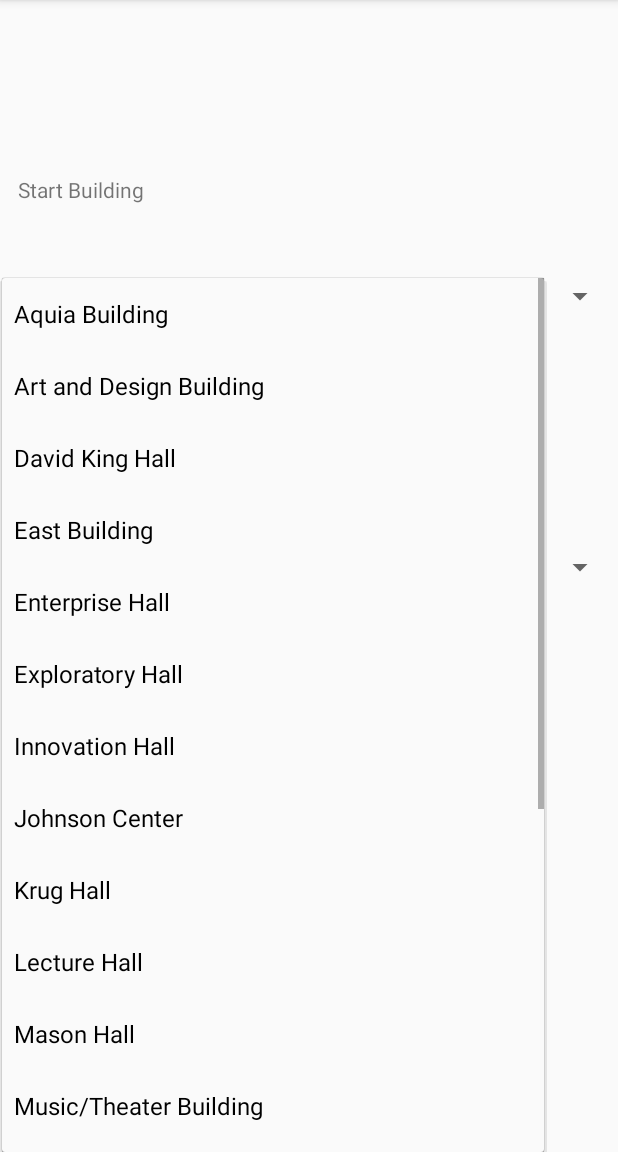
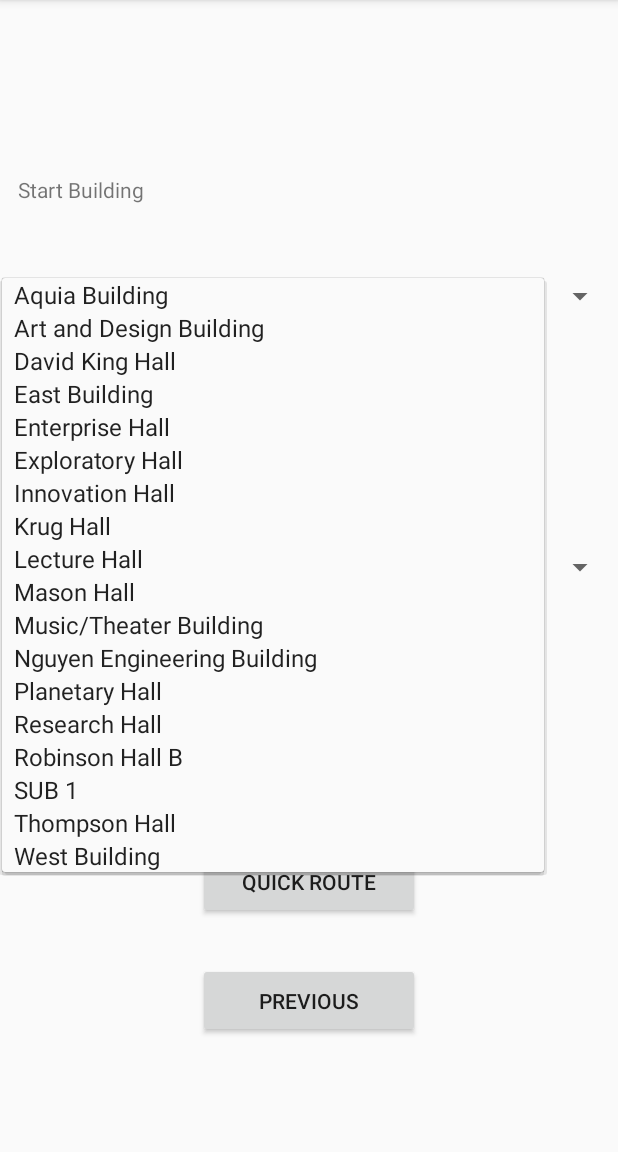
Before and after one commit to nouf1612/GMU_CampusConstruction_WorkAround, an Android app: the Quick_Route screen opened directly, with no data from a screen before it, after a tap on "Aquia Building", on a phone screen of 412 x 824 dp, the part 84-1236 px from its top. Run offline under Robolectric (Android 15) with nearby library versions, the phone set to English and light mode, and no system bars.

Commit message:
Fixed the spinners in Quick_Route

```diff
--- a/app/src/main/java/com/example/gmu_campusconstruction_workaround/Quick_Route.java
+++ b/app/src/main/java/com/example/gmu_campusconstruction_workaround/Quick_Route.java
@@ -9,16 +9,21 @@ import android.os.Bundle;
 import android.view.Menu;
 import android.view.MenuItem;
 import android.view.View;
+import android.widget.AdapterView;
 import android.widget.ArrayAdapter;
 import android.widget.Button;
 import android.widget.Spinner;
 
 public class Quick_Route extends AppCompatActivity {
 
+    //variables for the route database, list spinners and their adapters,
+    // and the MainActivity button
     private RoutesDatabase routeDb;
-    private Spinner spinner_SB;
-    private Spinner spinner_DB;
+    private Spinner spinner_SB, spinner_DB;
     private Button MAButton;
+    private String[] UP, LP, MP;
+    private String Building_1,Building_2;
+    private ArrayAdapter<String> SB_adapter,DB_adapter;
 
     @Override
     protected void onCreate(Bundle savedInstanceState) {
@@ -28,12 +33,59 @@ public class Quick_Route extends AppCompatActivity {
         ConfigureMAButton();
 
 
-        // Layout for main screen
-        Spinner Spinner_SB = (Spinner) findViewById(R.id.spinner_Start_Building);
-        Spinner Spinner_DB = (Spinner) findViewById(R.id.spinner_Dest_Building);
-        ArrayAdapter<String> SB_adapter;
+        // spinners for the start and destination lists
+        spinner_SB = (Spinner) findViewById(R.id.spinner_Start_Building);
+        spinner_DB = (Spinner) findViewById(R.id.spinner_Dest_Building);
+        SB_adapter = new ArrayAdapter<String>(Quick_Route.this,
+                android.R.layout.simple_spinner_item,
+                getResources().getStringArray(R.array.Start_Buildings));
+        spinner_SB.setAdapter(SB_adapter);
+
+
+        // Destination spinner conditions
+        //Set arrays for comparison
+        UP = getResources().getStringArray(R.array.Upper_Part);
+        LP = getResources().getStringArray(R.array.Lower_Part);
+        MP = getResources().getStringArray(R.array.Middle_Part);
+
+
+
+        spinner_SB.setOnItemSelectedListener(new AdapterView.OnItemSelectedListener() {
+            @Override
+            public void onItemSelected(AdapterView<?> parent, View view, int position, long id) {
+                String User_Choice = parent.getItemAtPosition(position).toString();
+                // figure out what list the users choice belongs to
+                int list_num = ListNum(User_Choice);
+
+                //set the destination adapter based on the users choice
+                if (list_num==1) {// belongs in the upper part array
+                    DB_adapter = new ArrayAdapter<String>(Quick_Route.this,
+                            android.R.layout.simple_spinner_item,
+                            getResources().getStringArray((R.array.UP_Dest)));
+                    spinner_DB.setAdapter(DB_adapter);   }
+                else if (list_num==2 || list_num==3) {
+                    DB_adapter = new ArrayAdapter<String>(Quick_Route.this,
+                            android.R.layout.simple_spinner_item,
+                            getResources().getStringArray((R.array.Upper_Part)));
+                    spinner_DB.setAdapter(DB_adapter);
+                }
+                else {
+                    //show error message
+                    showMessage("Error", "Nothing found");
+                    }
+                Building_1 = User_Choice;
+                //TEST IF THIS SHOWS THE RIGHT LIST OR NOT THEN FIX THE CHOICE FOR BUILDING_2
+
+
+            }
+
+
+            @Override
+            public void onNothingSelected(AdapterView<?> parent) {
+
+            }
+        });
     }
-
 
 
     /**
@@ -49,6 +101,93 @@ public class Quick_Route extends AppCompatActivity {
             }
         });
     }
+
+    /**
+     * Check if the users choice belongs to List
+     *
+     * @param UserChoice check if in List
+     * @param List       check if the user choice is in it
+     * @return true if the users choice is in List, false otherwise
+     */
+    private boolean CheckList(String UserChoice, String[] List) {
+        boolean belongs_to_current_list = false;
+        //see if user choice belongs to List
+        for (int i = 0; i < List.length; i++) {
+            if (UserChoice.equals(List[i])) {
+                belongs_to_current_list = true;
+                break;
+            }
+        }
+
+        return belongs_to_current_list;
+    }
+
+    /**
+     * figure out what list the users choice belongs in
+     *
+     * @param UserChoice check which list it belongs to
+     * @return Lists number
+     */
+    private int ListNum(String UserChoice) {
+        int list_num = 0;
+        boolean cond = false;
+        // check which list the users choice belongs in
+        //upper = 1, middle = 2, lower = 3
+        for (int i = 1; i <= 3; i++) {
+            if (i == 1) {
+                cond = CheckList(UserChoice, UP);
+            } else if (i == 2) {
+                cond = CheckList(UserChoice, MP);
+            } else {
+                cond = CheckList(UserChoice, LP);
+            }
+
+            if (cond) {
+                list_num = i;
+                break;
+            }
+        }
+        return list_num;
+    }
+
+    /**
+     *
+     * @param title
+     * @param Message
+     */
+    public void showMessage(String title, String Message) {
+        AlertDialog.Builder builder = new AlertDialog.Builder(this);
+        builder.setCancelable(true);
+        builder.setTitle(title);
+        builder.setMessage(Message);
+        builder.show();
+    }
+
+    /**
+     * NOT DONE NEEDS EDITING
+     * @param Building_1
+     * @param Building_2
+     *//*
+    public void viewRoute(String Building_1, String Building_2) {
+        Cursor res = routeDb.getAllData();
+        String route = "none";
+        if(res.getCount() == 0) {
+                //show error message
+                showMessage("Error", "Nothing found");
+            }
+            StringBuffer buffer = new StringBuffer();
+            while(res.moveToNext()) {
+                if(res.getString(1).equals(building)) {
+                    buffer.append(res.getString(2) + "\n");
+                }
+            }
+            //show table
+            showMessage("Here! Follow this route.", buffer.toString());
+        }*/
+
+
+
+}
 
     /* Old Layout by kevin
 
@@ -186,11 +325,5 @@ public class Quick_Route extends AppCompatActivity {
         );
     }
 
-    public void showMessage(String title, String Message) {
-        AlertDialog.Builder builder = new AlertDialog.Builder(this);
-        builder.setCancelable(true);
-        builder.setTitle(title);
-        builder.setMessage(Message);
-        builder.show();
-    }*/
-}
+
+}*/
--- a/app/src/main/res/layout/activity_quick__route.xml
+++ b/app/src/main/res/layout/activity_quick__route.xml
@@ -13,7 +13,7 @@
         android:layout_width="148dp"
         android:layout_height="50dp"
         android:layout_marginBottom="23dp"
-        android:text="Get Route"
+        android:text="@string/Quick_Route"
         android:visibility="visible"
         app:layout_constraintBottom_toTopOf="@+id/button_GoToMA"
         app:layout_constraintEnd_toEndOf="parent"
@@ -23,7 +23,7 @@
 
     <Spinner
         android:id="@+id/spinner_Start_Building"
-        android:layout_width="0dp"
+        android:layout_width="match_parent"
         android:layout_height="wrap_content"
         android:layout_marginStart="1dp"
         android:layout_marginLeft="1dp"
@@ -38,6 +38,7 @@
         app:layout_constraintTop_toBottomOf="@+id/textView2"
         tools:visibility="visible" />
 
+    <!--dependent spinner-->
     <Spinner
         android:id="@+id/spinner_Dest_Building"
         android:layout_width="0dp"
@@ -62,7 +63,7 @@
         android:layout_marginLeft="12dp"
         android:layout_marginTop="110dp"
         android:layout_marginBottom="21dp"
-        android:text="Start Building"
+        android:text="@string/Start_Building"
         android:visibility="visible"
         app:layout_constraintBottom_toTopOf="@+id/spinner_Start_Building"
         app:layout_constraintStart_toStartOf="parent"
@@ -78,7 +79,7 @@
         android:layout_marginEnd="14dp"
         android:layout_marginRight="14dp"
         android:layout_marginBottom="29dp"
-        android:text="Destination"
+        android:text="@string/Destination_Building"
         app:layout_constraintBottom_toTopOf="@+id/spinner_Dest_Building"
         app:layout_constraintEnd_toStartOf="@+id/button_route"
         app:layout_constraintHorizontal_bias="0.0"
@@ -90,7 +91,7 @@
         android:layout_width="148dp"
         android:layout_height="50dp"
         android:layout_marginBottom="69dp"
-        android:text="Back"
+        android:text="@string/previous"
         android:visibility="visible"
         app:layout_constraintBottom_toBottomOf="parent"
         app:layout_constraintEnd_toEndOf="parent"
--- a/app/src/main/res/values/strings.xml
+++ b/app/src/main/res/values/strings.xml
@@ -9,9 +9,11 @@
 
     <string name="hello_first_fragment">Hello first fragment</string>
     <string name="hello_second_fragment">Hello second fragment. Arg: %1$s</string>
-
+    <!-- names for Buttons and spinners-->
     <string name="Quick_Route">Quick Route</string>
     <string name="schedule_route">Schedule Route</string>
+    <string name="Start_Building">Start Building</string>
+    <string name="Destination_Building">Destination</string>
 
     <string-array name="names">
         <item>Aquia Building</item>
@@ -45,7 +47,6 @@
         <item>Enterprise Hall</item>
         <item>Exploratory Hall</item>
         <item>Innovation Hall</item>
-        <item>Johnson Center</item>
         <item>Krug Hall</item>
         <item>Lecture Hall</item>
         <item>Mason Hall</item>
@@ -55,8 +56,55 @@
         <item>Research Hall</item>
         <item>Robinson Hall B</item>
         <item>SUB 1</item>
-        <item>The HUB</item>
         <item>Thompson Hall</item>
         <item>West Building</item>
     </string-array>
+
+    <!--the list for the upper part of campus-->
+    <string-array name="Upper_Part">
+        <item>Aquia Building</item>
+        <item>East Building</item>
+        <item>Krug Hall</item>
+        <item>Lecture Hall</item>
+        <item>Robinson Hall B</item>
+        <item>SUB 1</item>
+        <item>Thompson Hall</item>
+        <item>West Building</item>
+    </string-array>
+
+    <!--the list for the lower part of campus-->
+    <string-array name="Lower_Part">
+        <item>Art and Design Building</item>
+        <item>Enterprise Hall</item>
+        <item>Innovation Hall</item>
+        <item>Nguyen Engineering Building</item>
+        <item>Research Hall</item>
+    </string-array>
+
+    <!--the list for the middle part of campus-->
+    <string-array name="Middle_Part">
+        <item>College Hall</item>
+        <item>David King Hall</item>
+        <item>Exploratory Hall</item>
+        <item>Mason Hall</item>
+        <item>Music/Theater Building</item>
+        <item>Planetary Hall</item>
+    </string-array>
+
+    <!--Destination array for the upper part of campus-->
+    <string-array name="UP_Dest">
+        <item>Art and Design Building</item>
+        <item>College Hall</item>
+        <item>David King Hall</item>
+        <item>Enterprise Hall</item>
+        <item>Exploratory Hall</item>
+        <item>Innovation Hall</item>
+        <item>Mason Hall</item>
+        <item>Music/Theater Building</item>
+        <item>Nguyen Engineering Building</item>
+        <item>Planetary Hall</item>
+        <item>Research Hall</item>
+    </string-array>
+
+
 </resources>
```
